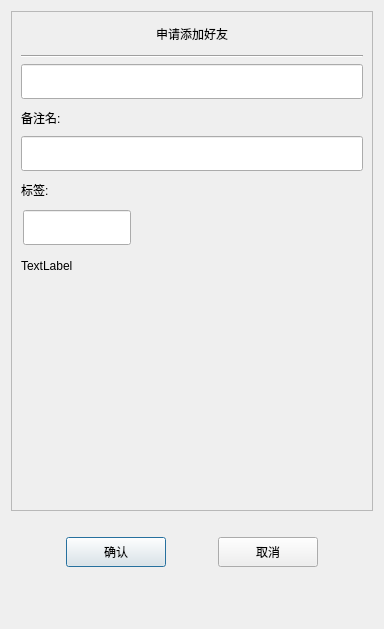
Above: client/authenfriend.ui from guisan-hyb/CPP_Full-Stack_Chat_Project before the change. Below: the same form after it.
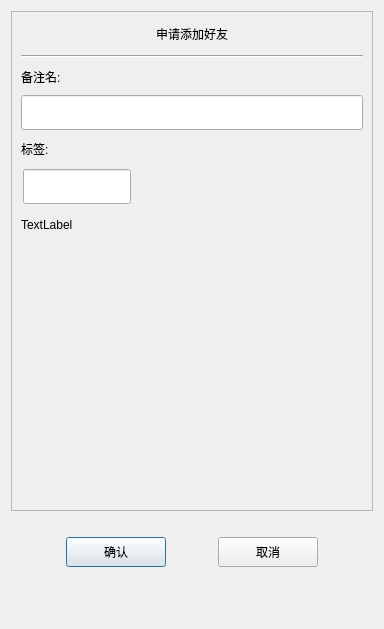
That is the form after the change. Custom widgets are drawn as their Qt base class.

The edit to the form file:
```diff
--- a/client/authenfriend.ui
+++ b/client/authenfriend.ui
@@ -76,22 +76,6 @@
             </property>
            </widget>
           </item>
-          <item>
-           <widget class="CustomizeEdit" name="name_ed">
-            <property name="minimumSize">
-             <size>
-              <width>0</width>
-              <height>35</height>
-             </size>
-            </property>
-            <property name="maximumSize">
-             <size>
-              <width>16777215</width>
-              <height>35</height>
-             </size>
-            </property>
-           </widget>
-          </item>
           <item>
            <widget class="QLabel" name="label_2">
             <property name="minimumSize">
```
